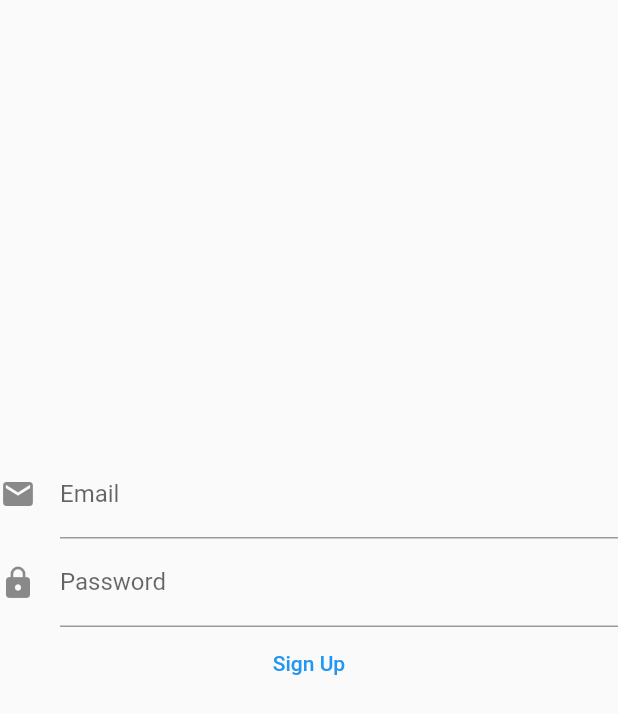
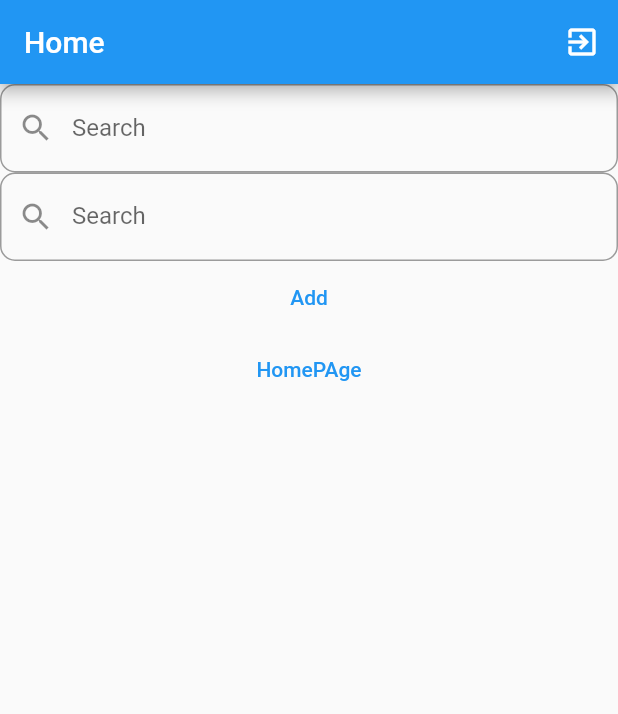
Before and after one commit to s-muel/first_firebase, a Flutter app: the screen it shows after launch, on a phone screen of 412 x 824 dp. Shown: the top 714 px of the screen. Run offline on Flutter 3.47's test engine with Material 2 defaults, Android fonts, the phone set to English and light mode, and no system bars; our stand-ins replace cloud_firestore, firebase_auth, firebase_core, firebase_database, google_sign_in; accounts and stored records are empty.

Commit message:
added RW to realtime firebase

```diff
--- a/lib/main.dart
+++ b/lib/main.dart
@@ -1,6 +1,8 @@
 import 'package:firebase_core/firebase_core.dart';
 import 'package:firstfire/SignUp.dart';
 import 'package:firstfire/login.dart';
+import 'package:firstfire/screens/consume.dart';
+import 'package:firstfire/screens/home.dart';
 import 'package:firstfire/screens/newLogin.dart';
 import 'package:firstfire/screens/newSignup.dart';
 import 'package:firstfire/start.dart';
@@ -32,7 +34,8 @@
         // is not restarted.
         primarySwatch: Colors.blue,
       ),
-      home: NewSignUp(),
+      // home: Consume(firebaseApp: Firebase.app()),
+      home: HomeData(firebaseApp: Firebase.app()),
     );
   }
 }
--- /dev/null
+++ b/lib/screens/home.dart
@@ -0,0 +1,84 @@
+import 'package:cloud_firestore/cloud_firestore.dart';
+import 'package:firebase_auth/firebase_auth.dart';
+import 'package:firebase_core/firebase_core.dart';
+import 'package:firebase_core/firebase_core.dart';
+import 'package:firebase_database/firebase_database.dart';
+import 'package:firstfire/screens/consume.dart';
+import 'package:firstfire/services/database.dart';
+import 'package:flutter/material.dart';
+import 'package:provider/provider.dart ';
+import 'package:cloud_firestore/cloud_firestore.dart';
+
+class HomeData extends StatefulWidget {
+  HomeData({Key? key, required this.firebaseApp}) : super(key: key);
+  final FirebaseApp firebaseApp;
+  @override
+  State<HomeData> createState() => _HomeDataState();
+}
+
+class _HomeDataState extends State<HomeData> {
+  final FirebaseAuth _auth = FirebaseAuth.instance;
+  final DatabaseReference databaseReference = FirebaseDatabase.instance.ref();
+  @override
+  Widget build(BuildContext context) {
+    final ref = databaseReference.child('movies');
+    final movieController = TextEditingController();
+    final authorController = TextEditingController();
+    return Scaffold(
+      appBar: AppBar(
+        actions: [
+          IconButton(
+            icon: const Icon(Icons.exit_to_app),
+            onPressed: () {
+              _auth.signOut();
+              Navigator.pop(context);
+            },
+          ),
+        ],
+        title: const Text('Home'),
+      ),
+      body: Column(children: [
+        TextField(
+          controller: authorController,
+          decoration: InputDecoration(
+            labelText: 'Search',
+            hintText: 'Search',
+            prefixIcon: Icon(Icons.search),
+            border: OutlineInputBorder(
+              borderRadius: BorderRadius.all(Radius.circular(10.0)),
+            ),
+          ),
+        ),
+        TextField(
+          controller: movieController,
+          decoration: InputDecoration(
+            labelText: 'Search',
+            hintText: 'Search',
+            prefixIcon: Icon(Icons.search),
+            border: OutlineInputBorder(
+              borderRadius: BorderRadius.all(Radius.circular(10.0)),
+            ),
+          ),
+        ),
+        TextButton(
+            onPressed: () {
+              ref.push().set({
+                'movies': movieController.text,
+                'author': authorController.text,
+              }).asStream();
+              print(movieController.text);
+            },
+            child: const Text('Add')),
+        TextButton(
+            onPressed: () {
+              Navigator.push(context, MaterialPageRoute(builder: (context) {
+                return Consume(
+                  firebaseApp: Firebase.app(),
+                );
+              }));
+            },
+            child: const Text('HomePAge')),
+      ]),
+    );
+  }
+}
```
Also changed, not shown: lib/screens/consume.dart (added, +56 -0 lines), lib/screens/newLogin.dart (+17 -2 lines), lib/screens/newSignup.dart (+5 -2 lines), lib/services/database.dart (+10 -5 lines).
